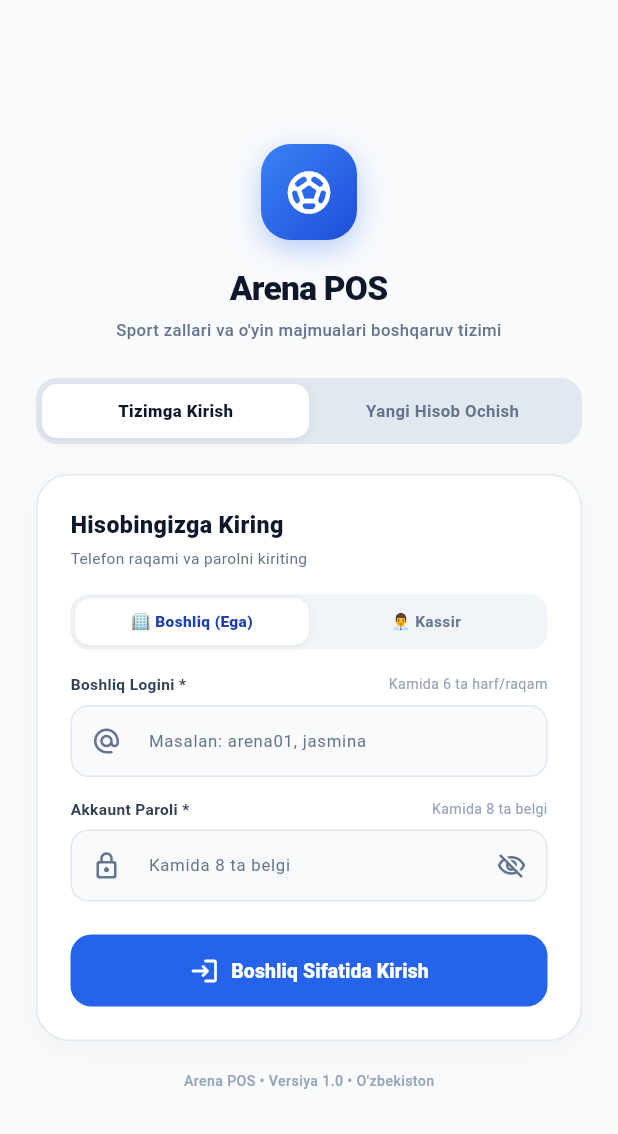
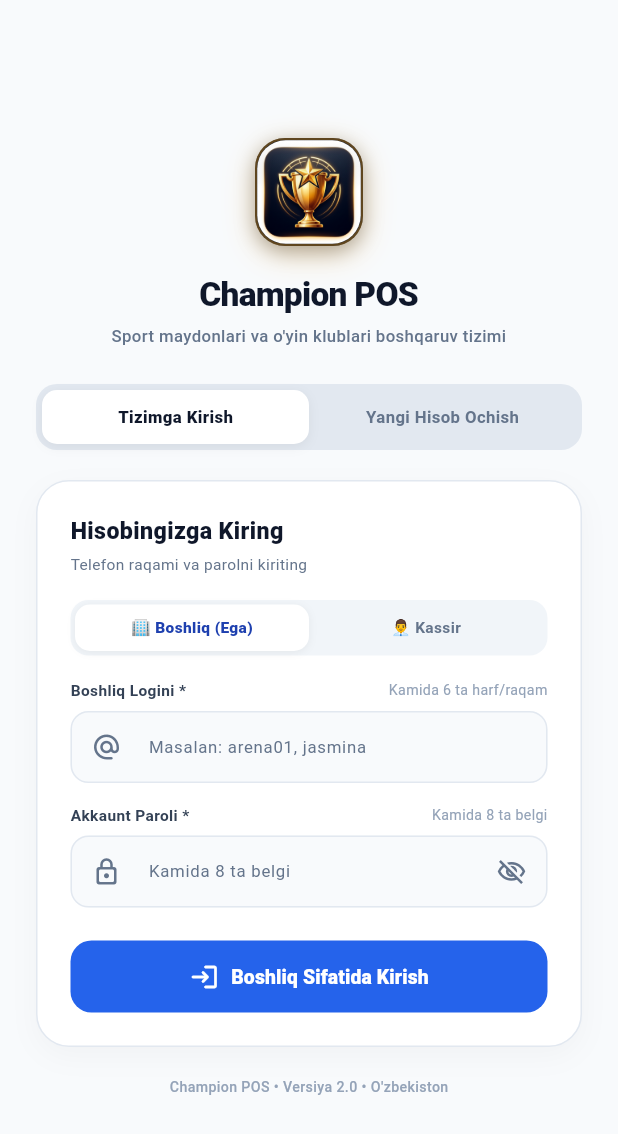
Before and after one commit to samarbaxtiyorov/Arena, a Flutter app: the screen it shows after launch, on a phone screen of 412 x 824 dp. Shown: the top 1134 px of the screen. Run offline on Flutter 3.47's test engine with Material 3 defaults, Android fonts, the phone set to English and light mode, and no system bars; our stand-ins replace connectivity_plus, drift, drift_flutter, flutter_riverpod, gap, go_router and 2 more; accounts and stored records are empty; generated files the repository leaves out were written again.

Commit message:
feat(brand): transition entire application and dashboard to Champion POS brand with official 3D gold logo

```diff
--- a/lib/core/auth/screens/business_auth_screen.dart
+++ b/lib/core/auth/screens/business_auth_screen.dart
@@ -10,6 +10,7 @@ import 'package:gap/gap.dart';
 
 import '../auth_provider.dart';
 import '../providers/business_account_provider.dart';
+import '../../widgets/champion_logo.dart';
 import '../../../features/management/models/staff_member.dart';
 import '../../../features/management/providers/staff_provider.dart';
 
@@ -72,37 +73,13 @@ class _BusinessAuthScreenState extends ConsumerState<BusinessAuthScreen> {
                 mainAxisAlignment: MainAxisAlignment.center,
                 children: [
                   // ── Logotip va Brend Sarlavhasi ──────────────
-                  Container(
-                    width: 64,
-                    height: 64,
-                    decoration: BoxDecoration(
-                      gradient: const LinearGradient(
-                        colors: [Color(0xFF3B82F6), Color(0xFF1D4ED8)],
-                        begin: Alignment.topLeft,
-                        end: Alignment.bottomRight,
-                      ),
-                      borderRadius: BorderRadius.circular(20),
-                      boxShadow: [
-                        BoxShadow(
-                          color: const Color(0xFF2563EB).withOpacity(0.3),
-                          blurRadius: 16,
-                          offset: const Offset(0, 6),
-                        ),
-                      ],
-                    ),
-                    child: const Center(
-                      child: Icon(
-                        Icons.sports_soccer_rounded,
-                        color: Colors.white,
-                        size: 34,
-                      ),
-                    ),
-                  ),
+                  // ── Champion Oltin Logotipi ─────────────────
+                  const ChampionLogo(size: 72, borderRadius: 20),
 
                   const Gap(16),
 
                   const Text(
-                    'Arena POS',
+                    'Champion POS',
                     style: TextStyle(
                       fontSize: 26,
                       fontWeight: FontWeight.w900,
@@ -112,7 +89,7 @@ class _BusinessAuthScreenState extends ConsumerState<BusinessAuthScreen> {
                   ),
                   const Gap(4),
                   const Text(
-                    'Sport zallari va o\'yin majmualari boshqaruv tizimi',
+                    'Sport maydonlari va o\'yin klublari boshqaruv tizimi',
                     textAlign: TextAlign.center,
                     style: TextStyle(
                       fontSize: 13,
@@ -240,7 +217,7 @@ class _BusinessAuthScreenState extends ConsumerState<BusinessAuthScreen> {
 
                   // Pastki ma'lumot
                   const Text(
-                    'Arena POS • Versiya 1.0 • O\'zbekiston',
+                    'Champion POS • Versiya 2.0 • O\'zbekiston',
                     style: TextStyle(
                       fontSize: 11,
                       color: Color(0xFF94A3B8),
--- a/lib/core/utils/receipt_generator.dart
+++ b/lib/core/utils/receipt_generator.dart
@@ -116,7 +116,7 @@ class ReceiptGenerator {
     buffer.writeln(_row('To\'lov turi:', paymentName, width));
     buffer.writeln(_divider(width, '='));
     buffer.writeln(_center(footerMessage ?? 'Xaridingiz uchun rahmat! Yana kutamiz!', width));
-    buffer.writeln(_center('Arena POS v2.0', width));
+    buffer.writeln(_center('Champion POS v2.0', width));
     buffer.writeln(_divider(width, '='));
 
     return buffer.toString();
@@ -131,7 +131,7 @@ class ReceiptGenerator {
     final isIncome = record.type == 'income';
 
     buffer.writeln(_divider(width58, '='));
-    buffer.writeln(_center('ARENA POS'));
+    buffer.writeln(_center('CHAMPION POS'));
     buffer.writeln(_center(isIncome ? 'KASSA TO\'LOV CHEKI' : 'CHIQIM ORDERI'));
     buffer.writeln(_divider(width58, '='));
     buffer.writeln(_row('Order #:', record.id.substring(0, 8).toUpperCase()));
@@ -150,7 +150,7 @@ class ReceiptGenerator {
 
     buffer.writeln(_row('SUMMA:', Formatters.currency(record.amount)));
     buffer.writeln(_divider(width58, '='));
-    buffer.writeln(_center('Arena POS'));
+    buffer.writeln(_center('Champion POS'));
     buffer.writeln(_divider(width58, '='));
 
     return buffer.toString();
--- /dev/null
+++ b/lib/core/widgets/champion_logo.dart
@@ -0,0 +1,108 @@
+// ============================================
+// Champion POS — Official Brand Logo Widget
+// Oltin Kubok, G'alaba va Nufuzli Sport Tizimi
+// ============================================
+
+import 'package:flutter/material.dart';
+
+class ChampionLogo extends StatelessWidget {
+  final double size;
+  final bool showBadge;
+  final double borderRadius;
+
+  const ChampionLogo({
+    super.key,
+    this.size = 56,
+    this.showBadge = false,
+    this.borderRadius = 16,
+  });
+
+  @override
+  Widget build(BuildContext context) {
+    return Container(
+      width: size,
+      height: size,
+      decoration: BoxDecoration(
+        color: const Color(0xFF0F172A),
+        borderRadius: BorderRadius.circular(borderRadius),
+        boxShadow: [
+          BoxShadow(
+            color: const Color(0xFFF59E0B).withOpacity(0.25),
+            blurRadius: size * 0.25,
+            offset: Offset(0, size * 0.08),
+          ),
+          BoxShadow(
+            color: Colors.black.withOpacity(0.3),
+            blurRadius: size * 0.15,
+            offset: Offset(0, size * 0.05),
+          ),
+        ],
+        border: Border.all(
+          color: const Color(0xFFF59E0B).withOpacity(0.35),
+          width: 1.5,
+        ),
+      ),
+      child: ClipRRect(
+        borderRadius: BorderRadius.circular(borderRadius - 1),
+        child: Stack(
+          alignment: Alignment.center,
+          children: [
+            // 1. Asosiy rasm (Yuqori aniqlikdagi 3D Oltin Kubok Logotipi)
+            Image.asset(
+              'assets/images/champion_logo.png',
+              width: size,
+              height: size,
+              fit: BoxFit.cover,
+              errorBuilder: (context, error, stackTrace) {
+                // Fallback: Agar rasm yuklanmasa ham chiroyli oltin vektorli kubok chiqadi
+                return Container(
+                  decoration: const BoxDecoration(
+                    gradient: LinearGradient(
+                      colors: [Color(0xFF1E293B), Color(0xFF0F172A)],
+                      begin: Alignment.topLeft,
+                      end: Alignment.bottomRight,
+                    ),
+                  ),
+                  child: Center(
+                    child: ShaderMask(
+                      shaderCallback: (bounds) => const LinearGradient(
+                        colors: [Color(0xFFFDE68A), Color(0xFFF59E0B), Color(0xFFD97706)],
+                        begin: Alignment.topCenter,
+                        end: Alignment.bottomCenter,
+                      ).createShader(bounds),
+                      child: Icon(
+                        Icons.emoji_events_rounded,
+                        color: Colors.white,
+                        size: size * 0.62,
+                      ),
+                    ),
+                  ),
+                );
+              },
+            ),
+
+            // 2. Ixtiyoriy yaltiroq chegara nuri
+            Positioned(
+              top: 0,
+              left: 0,
+              right: 0,
+              height: size * 0.45,
+              child: Container(
+                decoration: BoxDecoration(
+                  gradient: LinearGradient(
+                    colors: [
+                      Colors.white.withOpacity(0.15),
+                      Colors.transparent,
+                    ],
+                    begin: Alignment.topCenter,
+                    end: Alignment.bottomCenter,
+                  ),
+                ),
+              ),
+            ),
+          ],
+        ),
+      ),
+    );
+  }
+}
--- a/lib/features/management/screens/subscription_screen.dart
+++ b/lib/features/management/screens/subscription_screen.dart
@@ -610,7 +610,7 @@ class _SubscriptionScreenState extends ConsumerState<SubscriptionScreen> {
     try {
       final paymentService = ref.read(tezCheckPaymentServiceProvider);
       final orderRef = 'arena-sub-$venueId-${DateTime.now().millisecondsSinceEpoch}';
-      final title = "Arena POS $months oy / $tablesToLicense ta stol ($venueName)";
+      final title = "Champion POS $months oy / $tablesToLicense ta stol ($venueName)";
 
       final result = await paymentService.createSubscriptionBill(
         amountSom: amountSom,
@@ -749,7 +749,7 @@ class _TezCheckPaymentModalState extends ConsumerState<_TezCheckPaymentModal> {
                 ],
               ),
               content: Text(
-                "Tabriklaymiz! Sizning Arena POS litsenziyangiz ${widget.months} oyga (${widget.tablesToLicense} ta stol uchun) muvaffaqiyatli uzaytirildi. Barcha modullar cheklovlarsiz ishlaydi.",
+                "Tabriklaymiz! Sizning Champion POS litsenziyangiz ${widget.months} oyga (${widget.tablesToLicense} ta stol uchun) muvaffaqiyatli uzaytirildi. Barcha modullar cheklovlarsiz ishlaydi.",
                 style: const TextStyle(fontSize: 14, height: 1.4),
               ),
               actions: [
--- a/lib/main.dart
+++ b/lib/main.dart
@@ -95,7 +95,7 @@ class _ArenaAppState extends ConsumerState<ArenaApp>
     final uiScale = ref.watch(uiScaleProvider);
 
     return MaterialApp.router(
-      title: 'Arena',
+      title: 'Champion POS',
       debugShowCheckedModeBanner: false,
       theme: AppTheme.light,
       routerConfig: router,
```
Also changed, not shown: lib/core/auth/pin_login_screen.dart (+3 -14 lines), lib/features/management/screens/management_screen.dart (+9 -6 lines), lib/features/tables/screens/tables_screen.dart (+5 -37 lines), assets/images/champion_logo.png (added), dashboard/champion_logo.png (added), 8 other files.
